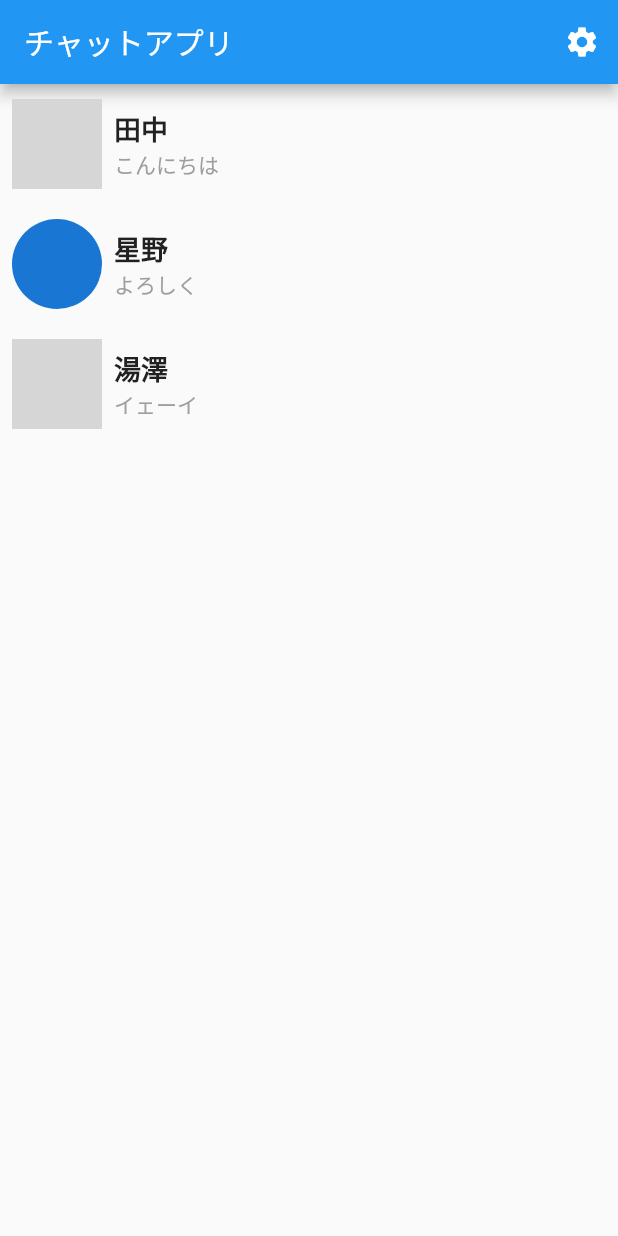
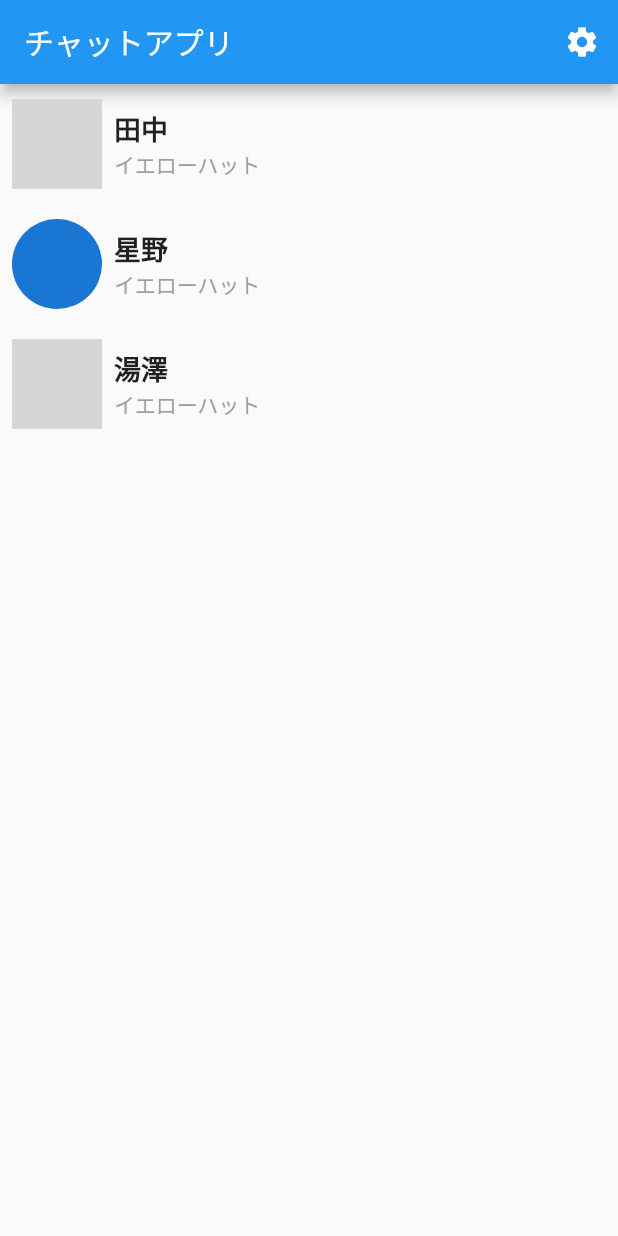
Before and after one commit to TT-RR/chat-app-criander, a Flutter app: the screen it shows after launch, on a phone screen of 412 x 824 dp. Run offline on Flutter 3.47's test engine with Material 2 defaults, Android fonts, the phone set to English and light mode, and no system bars; our stand-ins replace cloud_firestore, firebase_core, shared_preferences; accounts and stored records are empty; network calls fail; grey boxes are pictures that could not be loaded.

Commit message:
edit dartfile

```diff
--- a/lib/model/user.dart
+++ b/lib/model/user.dart
@@ -3,12 +3,10 @@ class User {
   String name;        //ユーザの名前
   String uid;         //ユーザのID
   String? imagePath;  //ユーザのサイトURL
-  String lastMessage; //ユーザの挨拶
 
   User({
     required this.name, //必須内容
     required this.uid,  //必須内容
     this.imagePath,     //どちらでも
-    this.lastMessage='' //どちらでも
 });
 }
--- a/lib/pages/top-page.dart
+++ b/lib/pages/top-page.dart
@@ -18,14 +18,14 @@ class _TopPageState extends State<TopPage> {
         uid: 'abc',
         imagePath: 'https://assets.st-note.com/production/uploads/images/58075596/profile_7d12166cbb91dd3ff25bbed3898bdd76.png?fit=bounds&format=jpeg&quality=85&width=330'
         ,
-        lastMessage: 'こんにちは'),
+        ),
     User(name: '星野',
-        uid: 'def',
-        lastMessage: 'よろしく'),
+        uid: 'def'
+        ),
     User(name: '湯澤',
         uid: 'ghi',
         imagePath: 'https://res.cloudinary.com/alu/image/upload/v1656566479/hmp_images/lq92l0ivrx6qwjyhly0b.png',
-        lastMessage: 'イェーイ'),
+        ),
   ];
 
   @override
@@ -82,7 +82,7 @@ class _TopPageState extends State<TopPage> {
                         mainAxisAlignment: MainAxisAlignment.center,
                         children: [
                           Text(userList[index].name,style: TextStyle(fontSize: 18,fontWeight: FontWeight.bold),),
-                          Text(userList[index].lastMessage,style: TextStyle(color: Colors.grey),),
+                          Text('イエローハット',style: TextStyle(color: Colors.grey),),
                         ],
                       ),
                     ],
```
Also changed, not shown: lib/model/talk-room.dart (+12 -2 lines), lib/room-firebase.dart (+12 -0 lines), lib/user-firebase.dart (+5 -6 lines).
